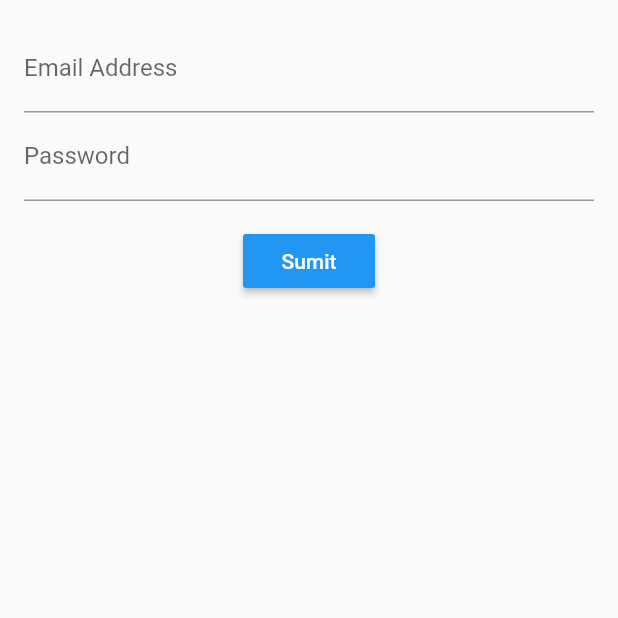
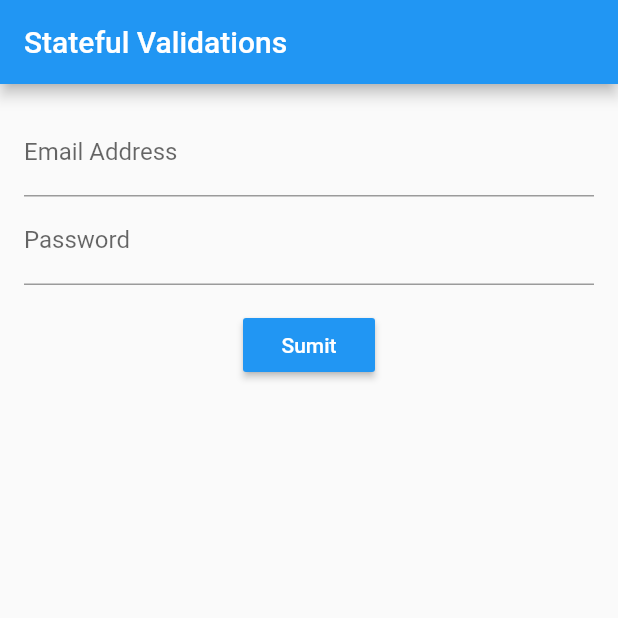
Before and after one commit to martinjmartinez/Flutter-Stateful_Login_Validation, a Flutter app: the screen it shows after launch, on a phone screen of 412 x 824 dp, the top half of it. Run offline on Flutter 3.47's test engine with Material 2 defaults, Android fonts, the phone set to English and light mode, and no system bars.

Commit message:
Added ActionBar

```diff
--- a/lib/src/app.dart
+++ b/lib/src/app.dart
@@ -6,6 +6,7 @@ class App extends StatelessWidget {
     return MaterialApp(
       title: 'Log me in!',
       home: Scaffold(
+        appBar: AppBar(title: Text('Stateful Validations'),),
         body: LoginScreen(),
       ),
     );
```
